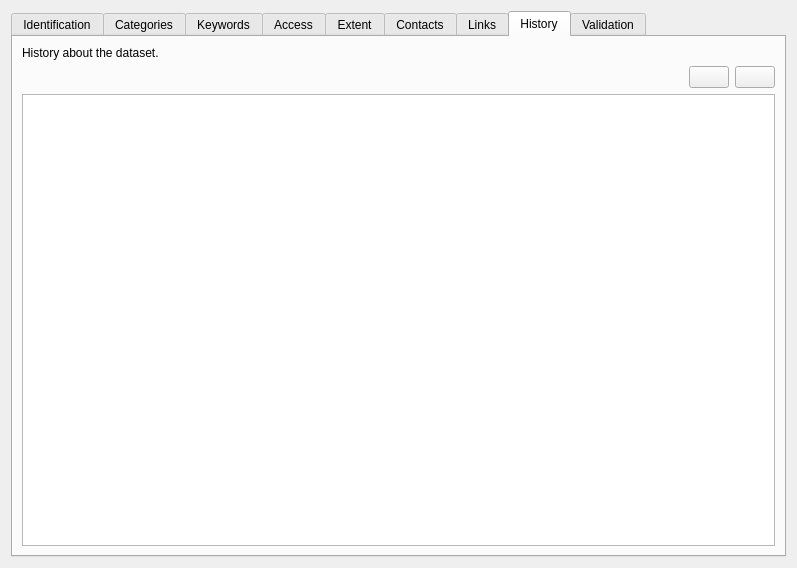
This is src/ui/qgsmetadatawidget.ui in qgis/QGIS as Qt 5 draws it before an edit. The edited form follows.
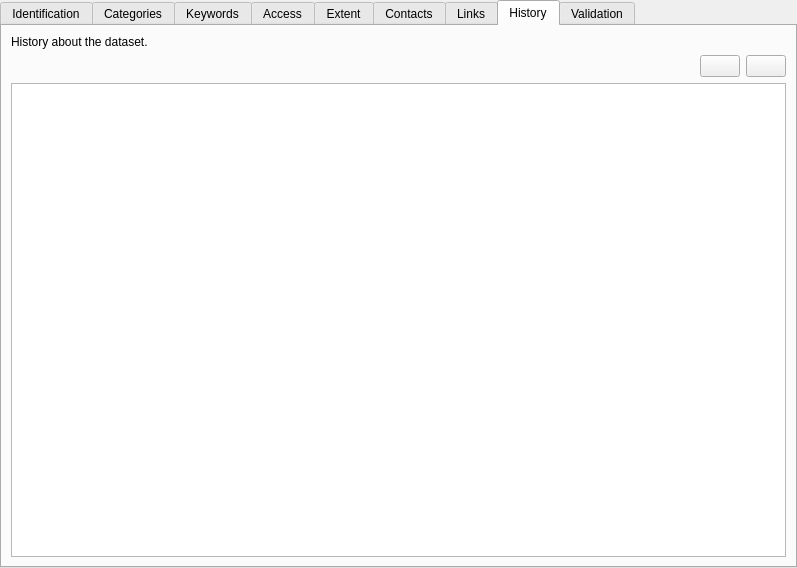
This is the edited form. Icons and pictures are not drawn. Custom widgets are drawn as their Qt base class.

Commit message:
Fix issues in vector layers properties dialog
- remove frames from new pages
- fix cramped widgets on hidpi screens
- fix broken aux storage layout
- standardise margins across pages

The edit to the form file:
```diff
--- a/src/ui/qgsmetadatawidget.ui
+++ b/src/ui/qgsmetadatawidget.ui
@@ -14,6 +14,18 @@
    <string>Form</string>
   </property>
   <layout class="QVBoxLayout" name="verticalLayout_4">
+   <property name="leftMargin">
+    <number>0</number>
+   </property>
+   <property name="topMargin">
+    <number>0</number>
+   </property>
+   <property name="rightMargin">
+    <number>0</number>
+   </property>
+   <property name="bottomMargin">
+    <number>0</number>
+   </property>
    <item>
     <widget class="QTabWidget" name="tabWidget">
      <property name="enabled">
```
The commit also changes 3 other files.
